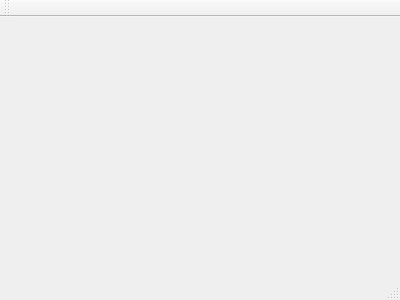
First picture: the form in Project/mainwindow.ui, repository vadim8960/semester-work-1, before the edit.
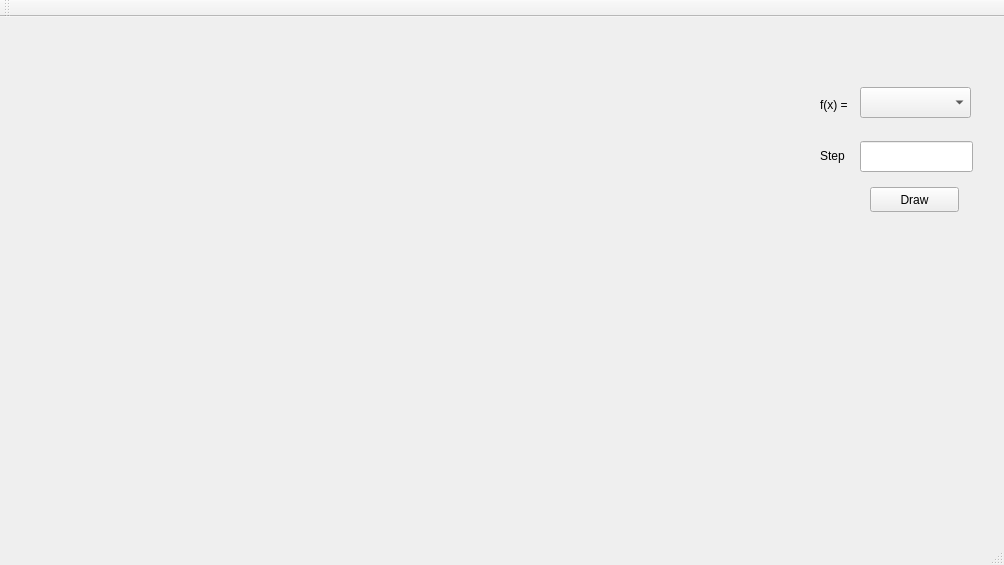
Second picture: the form after the edit.

```diff
--- a/Project/mainwindow.ui
+++ b/Project/mainwindow.ui
@@ -1,24 +1,110 @@
 <ui version="4.0">
  <class>MainWindow</class>
- <widget class="QMainWindow" name="MainWindow" >
-  <property name="geometry" >
+ <widget class="QMainWindow" name="MainWindow">
+  <property name="geometry">
    <rect>
     <x>0</x>
     <y>0</y>
-    <width>400</width>
-    <height>300</height>
+    <width>1004</width>
+    <height>565</height>
    </rect>
   </property>
   <property name="windowTitle" >
    <string>MainWindow</string>
   </property>
-  <widget class="QMenuBar" name="menuBar" />
-  <widget class="QToolBar" name="mainToolBar" />
-  <widget class="QWidget" name="centralWidget" />
-  <widget class="QStatusBar" name="statusBar" />
+  <widget class="QWidget" name="centralWidget">
+   <widget class="QWidget" name="verticalLayoutWidget">
+    <property name="geometry">
+     <rect>
+      <x>10</x>
+      <y>10</y>
+      <width>711</width>
+      <height>491</height>
+     </rect>
+    </property>
+    <layout class="QVBoxLayout" name="layout"/>
+   </widget>
+   <widget class="QLineEdit" name="lineEdit">
+    <property name="geometry">
+     <rect>
+      <x>860</x>
+      <y>124</y>
+      <width>113</width>
+      <height>31</height>
+     </rect>
+    </property>
+   </widget>
+   <widget class="QPushButton" name="button">
+    <property name="geometry">
+     <rect>
+      <x>870</x>
+      <y>170</y>
+      <width>89</width>
+      <height>25</height>
+     </rect>
+    </property>
+    <property name="text">
+     <string>Draw</string>
+    </property>
+   </widget>
+   <widget class="QComboBox" name="comboBox">
+    <property name="geometry">
+     <rect>
+      <x>860</x>
+      <y>70</y>
+      <width>111</width>
+      <height>31</height>
+     </rect>
+    </property>
+   </widget>
+   <widget class="QLabel" name="label">
+    <property name="geometry">
+     <rect>
+      <x>820</x>
+      <y>130</y>
+      <width>41</width>
+      <height>17</height>
+     </rect>
+    </property>
+    <property name="text">
+     <string>Step</string>
+    </property>
+   </widget>
+   <widget class="QLabel" name="label_2">
+    <property name="geometry">
+     <rect>
+      <x>820</x>
+      <y>80</y>
+      <width>41</width>
+      <height>16</height>
+     </rect>
+    </property>
+    <property name="text">
+     <string>f(x) = </string>
+    </property>
+   </widget>
+  </widget>
+  <widget class="QMenuBar" name="menuBar">
+   <property name="geometry">
+    <rect>
+     <x>0</x>
+     <y>0</y>
+     <width>1004</width>
+     <height>22</height>
+    </rect>
+   </property>
+  </widget>
+  <widget class="QToolBar" name="mainToolBar">
+   <attribute name="toolBarArea">
+    <enum>TopToolBarArea</enum>
+   </attribute>
+   <attribute name="toolBarBreak">
+    <bool>false</bool>
+   </attribute>
+  </widget>
+  <widget class="QStatusBar" name="statusBar"/>
  </widget>
- <layoutDefault spacing="6" margin="11" />
- <pixmapfunction></pixmapfunction>
+ <layoutdefault spacing="6" margin="11"/>
  <resources/>
  <connections/>
 </ui>
```
Left out of the diff: 3 changed lines with no effect on the pictures.
